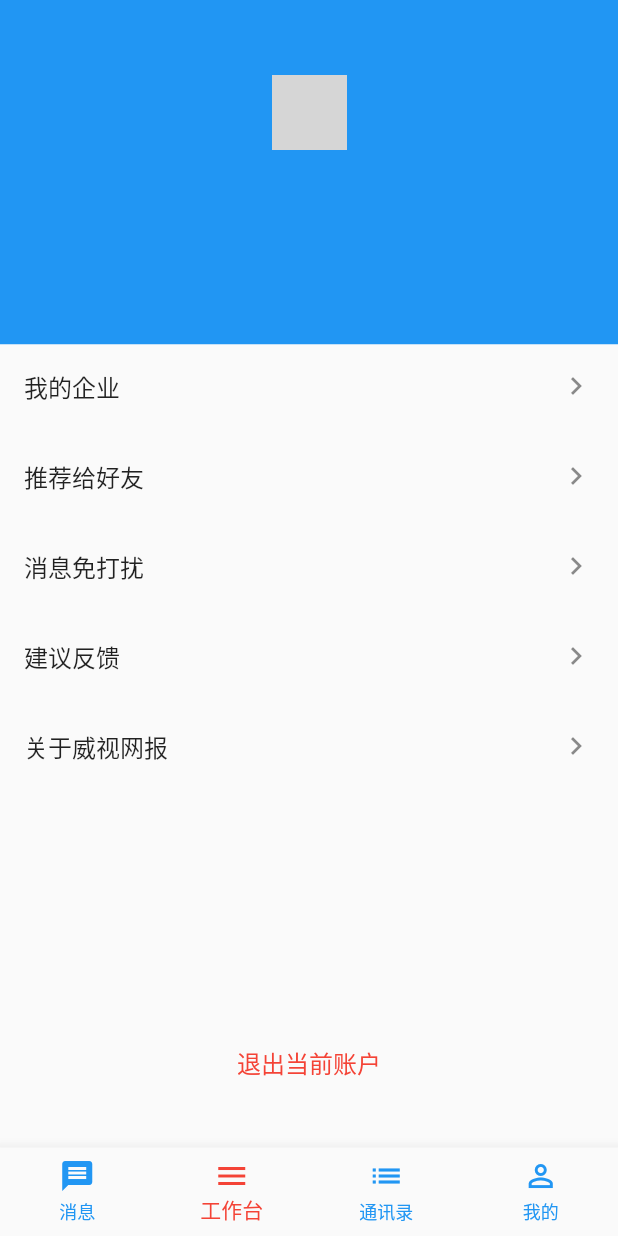
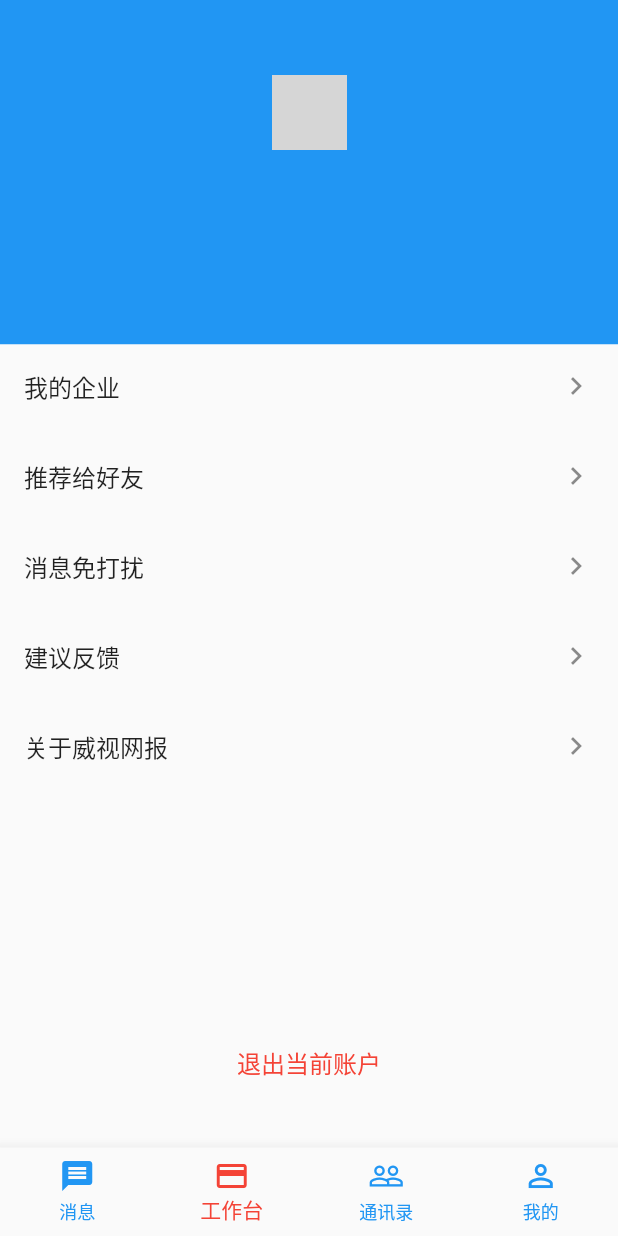
Before and after one commit to xuyangqin/Flutter_NUC, a Flutter app: the MyHomePage screen opened directly, on a phone screen of 412 x 824 dp. Run offline on Flutter 3.47's test engine with Material 2 defaults, Android fonts, the phone set to English and light mode, and no system bars; our stand-ins replace dio, shared_preferences; accounts and stored records are empty; network calls fail; grey boxes are pictures that could not be loaded.

Commit message:
项目启动

```diff
--- a/nucteh/lib/TabBar.dart
+++ b/nucteh/lib/TabBar.dart
@@ -32,11 +32,11 @@ class _MyHomePageState extends State<MyHomePage> with SingleTickerProviderStateM
             BottomNavigationBarItem(
                 title: Text("消息"), icon: Icon(Icons.message)),
             BottomNavigationBarItem(
-                  title: Text("工作台"), icon: Icon(Icons.menu)),
+                  title: Text("工作台"), icon: Icon(Icons.payment)),
             BottomNavigationBarItem(
-                title: Text("通讯录"), icon: Icon(Icons.list)),
+                title: Text("通讯录"), icon: Icon(Icons.people_outline)),
             BottomNavigationBarItem(
-                title: Text("我的"), icon: Icon(Icons.perm_identity)),
+                title: Text("我的"), icon: Icon(Icons.perm_identity))
           ],
         ),
     );
```
Also changed, not shown: nucteh/pubspec.lock, 2 other files.
